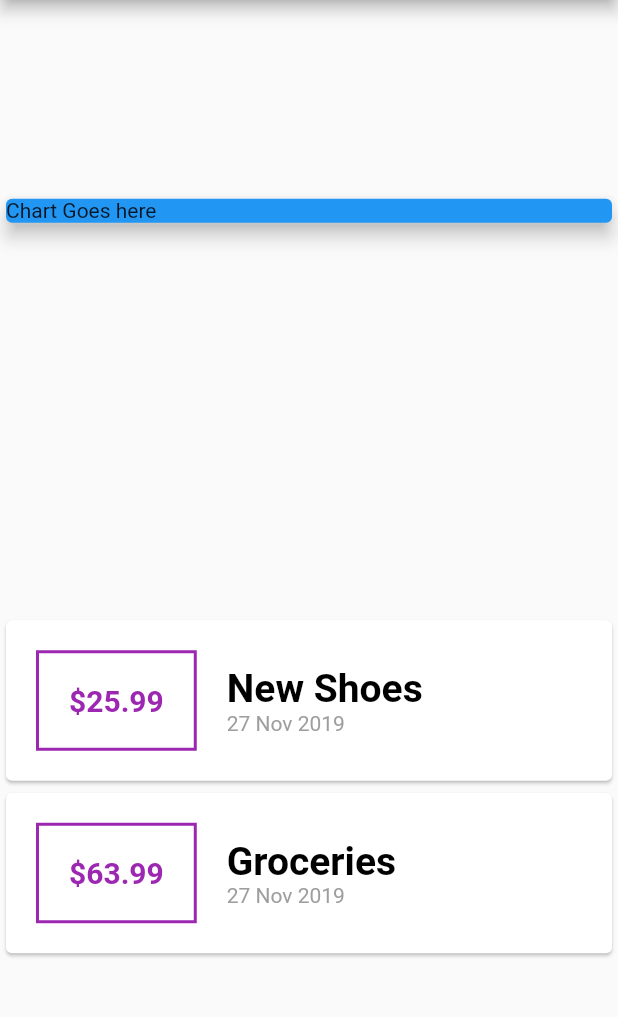
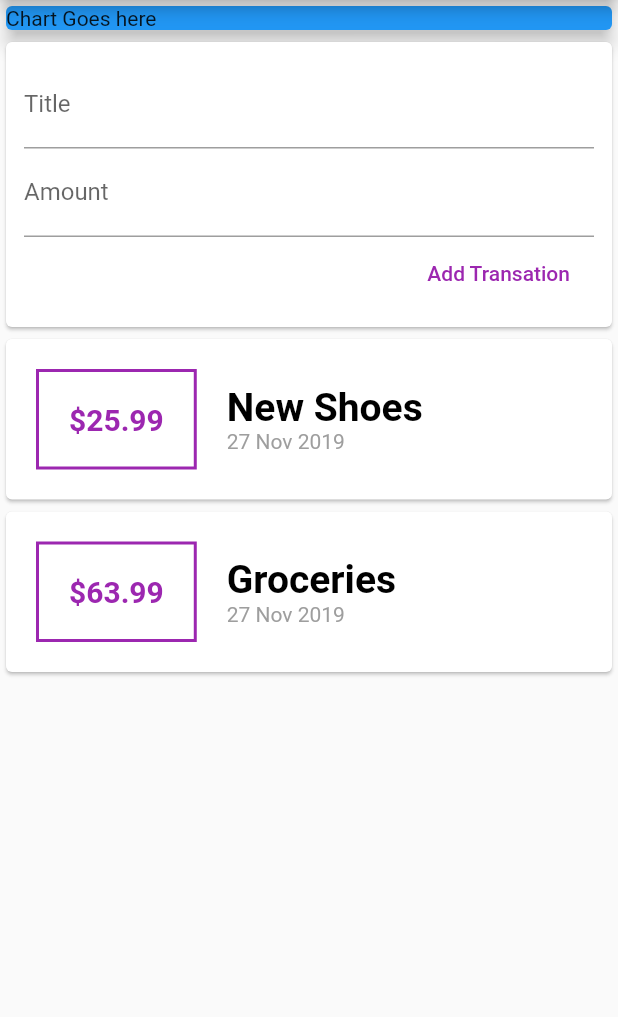
Before and after one commit to keitheyre/expense_planner, a Flutter app: the screen it shows after launch, on a phone screen of 412 x 824 dp, the part 84-1101 px from its top. Run offline on Flutter 3.47's test engine with Material 2 defaults, Android fonts, the phone set to English and light mode, and no system bars.

Commit message:
Add 2 inputs and a FlatButton to add new transations

```diff
--- a/lib/main.dart
+++ b/lib/main.dart
@@ -31,7 +31,7 @@ class MyHomePage extends StatelessWidget {
         title: Text("Expense App"),
       ),
       body: Column(
-        mainAxisAlignment: MainAxisAlignment.spaceAround,
+        //mainAxisAlignment: MainAxisAlignment.start,
         children: <Widget>[
           Container(
             width: double.infinity,
@@ -39,6 +39,27 @@ class MyHomePage extends StatelessWidget {
               color: Colors.blue,
               child: Text("Chart Goes here"),
               elevation: 5,
+            ),
+          ),
+          Card(
+            child: Container(
+              padding: EdgeInsets.all(12),
+              child: Column(
+                crossAxisAlignment: CrossAxisAlignment.end,
+                children: <Widget>[
+                  TextField(
+                    decoration: InputDecoration(labelText: "Title"),
+                  ),
+                  TextField(
+                    decoration: InputDecoration(labelText: "Amount"),
+                  ),
+                  FlatButton(
+                    child: Text("Add Transation"),
+                    textColor: Colors.purple,
+                    onPressed: () {},
+                  )
+                ],
+              ),
             ),
           ),
           Column(
@@ -77,7 +98,9 @@ class MyHomePage extends StatelessWidget {
                             fontSize: 26),
                       ),
                       Text(
-                        DateFormat("dd MMM y").format(transaction.date,),
+                        DateFormat("dd MMM y").format(
+                          transaction.date,
+                        ),
                         style: TextStyle(
                           fontSize: 14,
                           color: Colors.grey,
```
